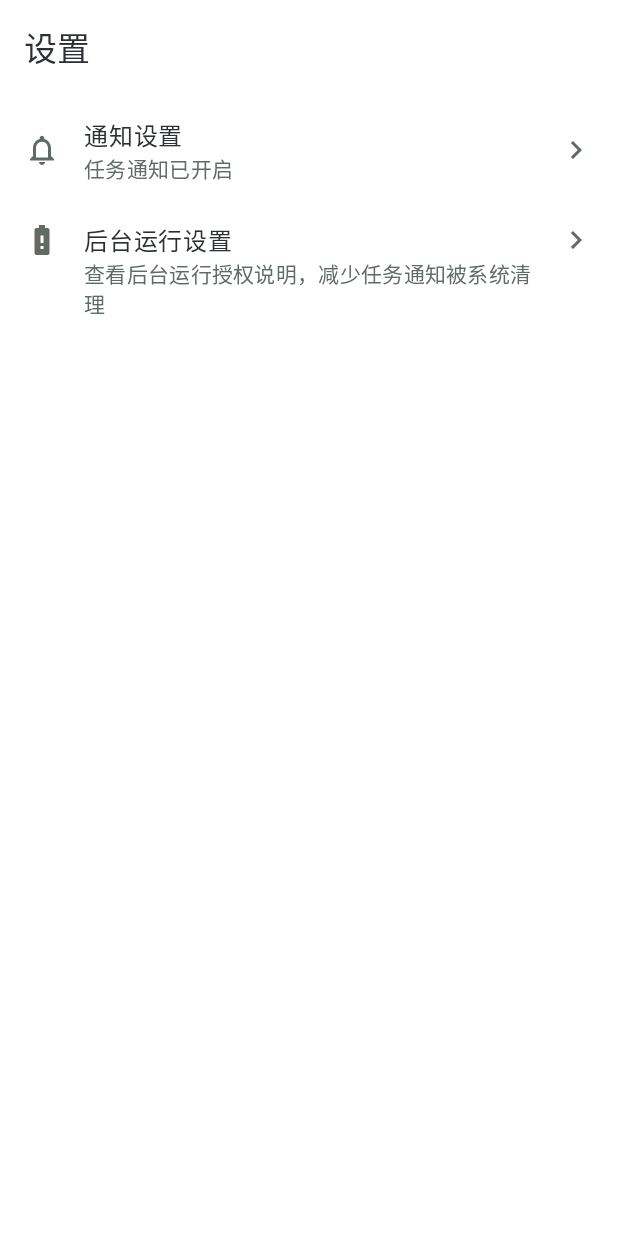
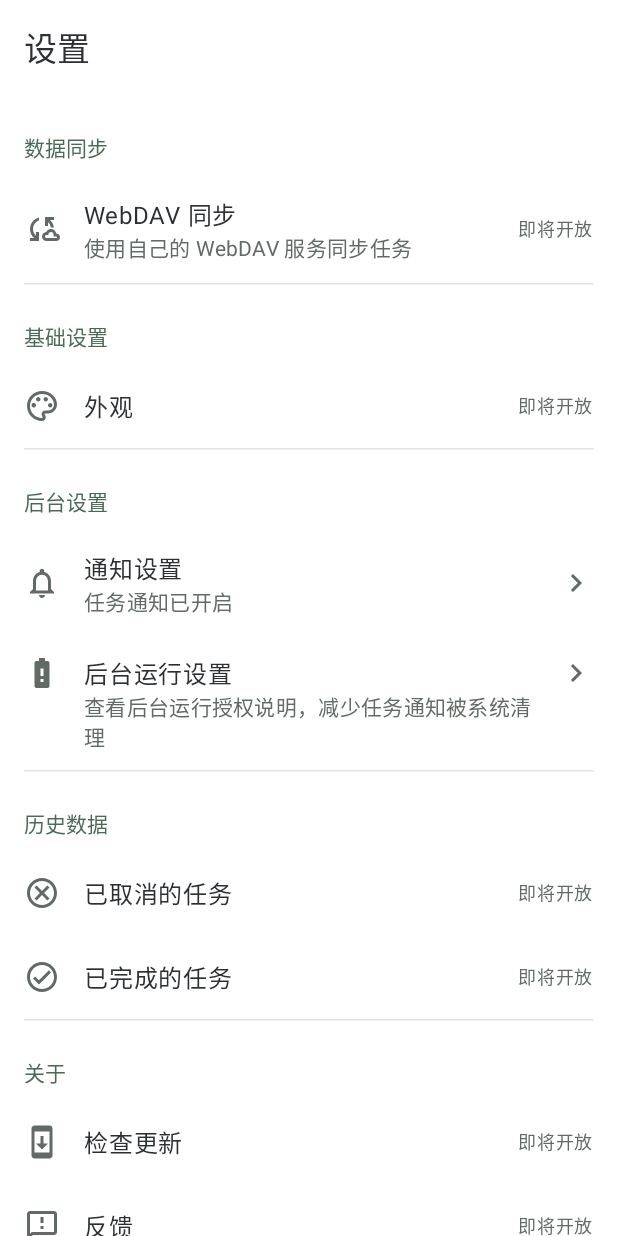
Before and after one commit to Josense/LockTask, an Android app built with Jetpack Compose: the composable SettingsPageRoot shown on its own in the app's theme, on a phone screen of 412 x 824 dp. Run offline under Robolectric (Android 15) with nearby library versions, the phone set to English and light mode, and no system bars.

Commit message:
feat:设置页更新

```diff
--- a/app/src/main/AndroidManifest.xml
+++ b/app/src/main/AndroidManifest.xml
@@ -1,5 +1,7 @@
 <?xml version="1.0" encoding="utf-8"?>
 <manifest xmlns:android="http://schemas.android.com/apk/res/android">
+
+    <uses-permission android:name="android.permission.INTERNET" />
 
     <application
         android:name=".LockTaskApplication"
--- a/app/src/main/java/com/josense/locktask/di/AppModule.kt
+++ b/app/src/main/java/com/josense/locktask/di/AppModule.kt
@@ -15,6 +15,7 @@ import kotlinx.coroutines.CoroutineScope
 import kotlinx.coroutines.Dispatchers
 import kotlinx.coroutines.SupervisorJob
 import kotlinx.coroutines.flow.first
+import org.koin.android.ext.koin.androidContext
 import org.koin.core.module.dsl.singleOf
 import org.koin.dsl.bind
 import org.koin.dsl.module
@@ -36,4 +37,5 @@ val appModule = module {
         val repository = get<TaskRepository>()
         NotificationReminderLookup { taskId -> repository.getTaskById(taskId).first()?.needLockNotify == true }
     }
+
 }
--- /dev/null
+++ b/app/src/main/java/com/josense/locktask/ui/page/settings/SettingsComponents.kt
@@ -0,0 +1,60 @@
+package com.josense.locktask.ui.page.settings
+
+import androidx.compose.foundation.clickable
+import androidx.compose.foundation.layout.Column
+import androidx.compose.foundation.layout.ColumnScope
+import androidx.compose.foundation.layout.fillMaxWidth
+import androidx.compose.foundation.layout.padding
+import androidx.compose.material.icons.Icons
+import androidx.compose.material.icons.automirrored.outlined.KeyboardArrowRight
+import androidx.compose.material3.HorizontalDivider
+import androidx.compose.material3.Icon
+import androidx.compose.material3.ListItem
+import androidx.compose.material3.MaterialTheme
+import androidx.compose.material3.Text
+import androidx.compose.runtime.Composable
+import androidx.compose.ui.Modifier
+import androidx.compose.ui.graphics.vector.ImageVector
+import androidx.compose.ui.res.stringResource
+import androidx.compose.ui.unit.dp
+import com.josense.locktask.R
+
+@Composable
+internal fun SettingsSection(title: String, content: @Composable ColumnScope.() -> Unit) {
+    Column(Modifier.fillMaxWidth()) {
+        Text(
+            text = title,
+            style = MaterialTheme.typography.titleSmall,
+            color = MaterialTheme.colorScheme.primary,
+            modifier = Modifier.padding(start = 16.dp, end = 16.dp, top = 24.dp, bottom = 8.dp),
+        )
+        content()
+        HorizontalDivider(Modifier.padding(horizontal = 16.dp))
+    }
+}
+
+@Composable
+internal fun SettingsEntry(
+    title: String,
+    icon: ImageVector,
+    description: String? = null,
+    onClick: (() -> Unit)? = null,
+) {
+    ListItem(
+        modifier = Modifier.clickable(enabled = onClick != null) { onClick?.invoke() },
+        headlineContent = { Text(title) },
+        supportingContent = description?.let { { Text(it) } },
+        leadingContent = { Icon(icon, contentDescription = null) },
+        trailingContent = {
+            if (onClick == null) {
+                Text(
+                    stringResource(R.string.settings_coming_soon),
+                    style = MaterialTheme.typography.labelMedium,
+                    color = MaterialTheme.colorScheme.onSurfaceVariant,
+                )
+            } else {
+                Icon(Icons.AutoMirrored.Outlined.KeyboardArrowRight, contentDescription = null)
+            }
+        },
+    )
+}
--- a/app/src/main/java/com/josense/locktask/ui/page/settings/SettingsPageRoot.kt
+++ b/app/src/main/java/com/josense/locktask/ui/page/settings/SettingsPageRoot.kt
@@ -1,17 +1,20 @@
 package com.josense.locktask.ui.page.settings
 
-import androidx.compose.foundation.clickable
 import androidx.compose.foundation.layout.Column
+import androidx.compose.foundation.layout.fillMaxSize
 import androidx.compose.foundation.layout.padding
 import androidx.compose.foundation.rememberScrollState
 import androidx.compose.foundation.verticalScroll
 import androidx.compose.material.icons.Icons
-import androidx.compose.material.icons.automirrored.outlined.KeyboardArrowRight
 import androidx.compose.material.icons.outlined.BatteryAlert
+import androidx.compose.material.icons.outlined.Cancel
+import androidx.compose.material.icons.outlined.CheckCircle
+import androidx.compose.material.icons.outlined.CloudSync
+import androidx.compose.material.icons.outlined.Feedback
 import androidx.compose.material.icons.outlined.Notifications
+import androidx.compose.material.icons.outlined.Palette
+import androidx.compose.material.icons.outlined.SystemUpdate
 import androidx.compose.material3.ExperimentalMaterial3Api
-import androidx.compose.material3.Icon
-import androidx.compose.material3.ListItem
 import androidx.compose.material3.Scaffold
 import androidx.compose.material3.Text
 import androidx.compose.material3.TopAppBar
@@ -36,21 +39,54 @@ fun SettingsPageRoot(
         NotificationAccess.ChannelDisabled -> NotificationR.string.notification_channel_disabled_description
     }
     Scaffold(topBar = { TopAppBar(title = { Text(stringResource(R.string.tab_settings)) }) }) { padding ->
-        Column(Modifier.padding(padding).verticalScroll(rememberScrollState())) {
-            ListItem(
-                modifier = Modifier.clickable(onClick = onNotificationSettings),
-                headlineContent = { Text(stringResource(R.string.settings_notifications)) },
-                supportingContent = { Text(stringResource(notificationStatus)) },
-                leadingContent = { Icon(Icons.Outlined.Notifications, contentDescription = null) },
-                trailingContent = { Icon(Icons.AutoMirrored.Outlined.KeyboardArrowRight, contentDescription = null) },
-            )
-            ListItem(
-                modifier = Modifier.clickable(onClick = onBackgroundSettings),
-                headlineContent = { Text(stringResource(NotificationR.string.background_reminder_settings)) },
-                supportingContent = { Text(stringResource(R.string.settings_background_description)) },
-                leadingContent = { Icon(Icons.Outlined.BatteryAlert, contentDescription = null) },
-                trailingContent = { Icon(Icons.AutoMirrored.Outlined.KeyboardArrowRight, contentDescription = null) },
-            )
+        Column(Modifier.fillMaxSize().padding(padding).verticalScroll(rememberScrollState())) {
+            SettingsSection(stringResource(R.string.settings_section_sync)) {
+                SettingsEntry(
+                    title = stringResource(R.string.settings_webdav),
+                    description = stringResource(R.string.settings_webdav_description),
+                    icon = Icons.Outlined.CloudSync,
+                )
+            }
+            SettingsSection(stringResource(R.string.settings_section_general)) {
+                SettingsEntry(
+                    title = stringResource(R.string.settings_appearance),
+                    icon = Icons.Outlined.Palette,
+                )
+            }
+            SettingsSection(stringResource(R.string.settings_section_background)) {
+                SettingsEntry(
+                    title = stringResource(R.string.settings_notifications),
+                    description = stringResource(notificationStatus),
+                    icon = Icons.Outlined.Notifications,
+                    onClick = onNotificationSettings,
+                )
+                SettingsEntry(
+                    title = stringResource(NotificationR.string.background_reminder_settings),
+                    description = stringResource(R.string.settings_background_description),
+                    icon = Icons.Outlined.BatteryAlert,
+                    onClick = onBackgroundSettings,
+                )
+            }
+            SettingsSection(stringResource(R.string.settings_section_history)) {
+                SettingsEntry(
+                    title = stringResource(R.string.settings_cancelled_tasks),
+                    icon = Icons.Outlined.Cancel,
+                )
+                SettingsEntry(
+                    title = stringResource(R.string.settings_completed_tasks),
+                    icon = Icons.Outlined.CheckCircle,
+                )
+            }
+            SettingsSection(stringResource(R.string.settings_section_about)) {
+                SettingsEntry(
+                    title = stringResource(R.string.settings_check_updates),
+                    icon = Icons.Outlined.SystemUpdate,
+                )
+                SettingsEntry(
+                    title = stringResource(R.string.settings_feedback),
+                    icon = Icons.Outlined.Feedback,
+                )
+            }
         }
     }
 }
--- a/app/src/main/res/values/strings.xml
+++ b/app/src/main/res/values/strings.xml
@@ -11,4 +11,17 @@
     <string name="settings_notifications">通知设置</string>
     <string name="settings_notifications_enabled">任务通知已开启</string>
     <string name="settings_background_description">查看后台运行授权说明，减少任务通知被系统清理</string>
+    <string name="settings_section_sync">数据同步</string>
+    <string name="settings_webdav">WebDAV 同步</string>
+    <string name="settings_webdav_description">使用自己的 WebDAV 服务同步任务</string>
+    <string name="settings_section_general">基础设置</string>
+    <string name="settings_section_background">后台设置</string>
+    <string name="settings_section_history">历史数据</string>
+    <string name="settings_section_about">关于</string>
+    <string name="settings_appearance">外观</string>
+    <string name="settings_cancelled_tasks">已取消的任务</string>
+    <string name="settings_completed_tasks">已完成的任务</string>
+    <string name="settings_check_updates">检查更新</string>
+    <string name="settings_feedback">反馈</string>
+    <string name="settings_coming_soon">即将开放</string>
 </resources>
--- a/gradle/libs.versions.toml
+++ b/gradle/libs.versions.toml
@@ -19,7 +19,8 @@ koin = "4.2.2"
 navigation = "2.10.2"
 json = "1.11.0"
 rive = "11.9.2"
-
+appcompat = "1.8.0"
+material = "1.10.0"
 
 [libraries]
 kotlinx-coroutines-core = { module = "org.jetbrains.kotlinx:kotlinx-coroutines-core", version.ref = "kotlinxCoroutines" }
@@ -49,7 +50,6 @@ androidx-core-splashscreen = { group = "androidx.core", name = "core-splashscree
 androidx-navigation-compose = { group = "androidx.navigation", name = "navigation-compose", version.ref = "navigation" }
 jetbrains-kotlinx-serialization = { group = "org.jetbrains.kotlinx", name = "kotlinx-serialization-json", version.ref = "json" }
 
-
 # room
 androidx-room-runtime = { group = "androidx.room", name = "room-runtime", version.ref = "room" }
 androidx-room-ktx = { group = "androidx.room", name = "room-ktx", version.ref = "room" }
@@ -60,7 +60,8 @@ koin-core = { module = "io.insert-koin:koin-core", version.ref = "koin" }
 io-insert-koin = { group = "io.insert-koin", name = "koin-android", version.ref = "koin" }
 io-insert-koin-compose = { group = "io.insert-koin", name = "koin-androidx-compose", version.ref = "koin" }
 kotlinx-coroutines-test = { module = "org.jetbrains.kotlinx:kotlinx-coroutines-test", version.ref = "kotlinxCoroutinesTest" }
-
+androidx-appcompat = { group = "androidx.appcompat", name = "appcompat", version.ref = "appcompat" }
+material = { group = "com.google.android.material", name = "material", version.ref = "material" }
 
 [plugins]
 android-application = { id = "com.android.application", version.ref = "agp" }
@@ -68,5 +69,4 @@ kotlin-compose = { id = "org.jetbrains.kotlin.plugin.compose", version.ref = "ko
 ksp = { id = "com.google.devtools.ksp", version.ref = "ksp" }
 kotlin-serialization = { id = "org.jetbrains.kotlin.plugin.serialization", version.ref = "kotlin" }
 
-
 ktlint = { id = "org.jlleitschuh.gradle.ktlint", version.ref = "ktlintPlugin" }
--- a/settings.gradle.kts
+++ b/settings.gradle.kts
@@ -4,6 +4,7 @@ pluginManagement {
             content {
                 includeGroupByRegex("com\\.android.*")
                 includeGroupByRegex("com\\.google\\.android.*")
+                includeGroupByRegex("com\\.google\\.gms.*")
                 includeGroupByRegex("androidx.*")
             }
         }
@@ -31,12 +32,14 @@ include(":task:data")
 project(":task:data").projectDir = file("feature/task/data")
 include(":task:presentation")
 project(":task:presentation").projectDir = file("feature/task/presentation")
+
 include(":notification:domain")
 project(":notification:domain").projectDir = file("feature/notification/domain")
 include(":notification:data")
 project(":notification:data").projectDir = file("feature/notification/data")
 include(":notification:presentation")
 project(":notification:presentation").projectDir = file("feature/notification/presentation")
+
 include(":core:designsystem")
 project(":core:designsystem").projectDir = file("core/designsystem")
 
```
Also changed, not shown: app/src/main/java/com/josense/locktask/ui/navigation/HomeNavGraphPage.kt (line endings or trailing spaces).
